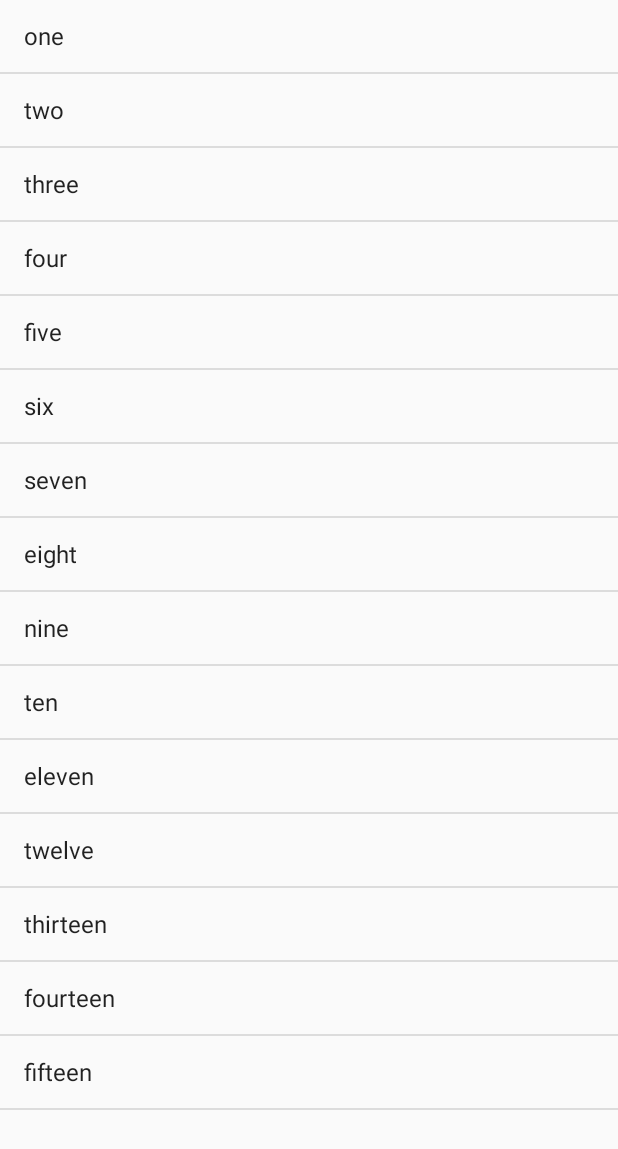
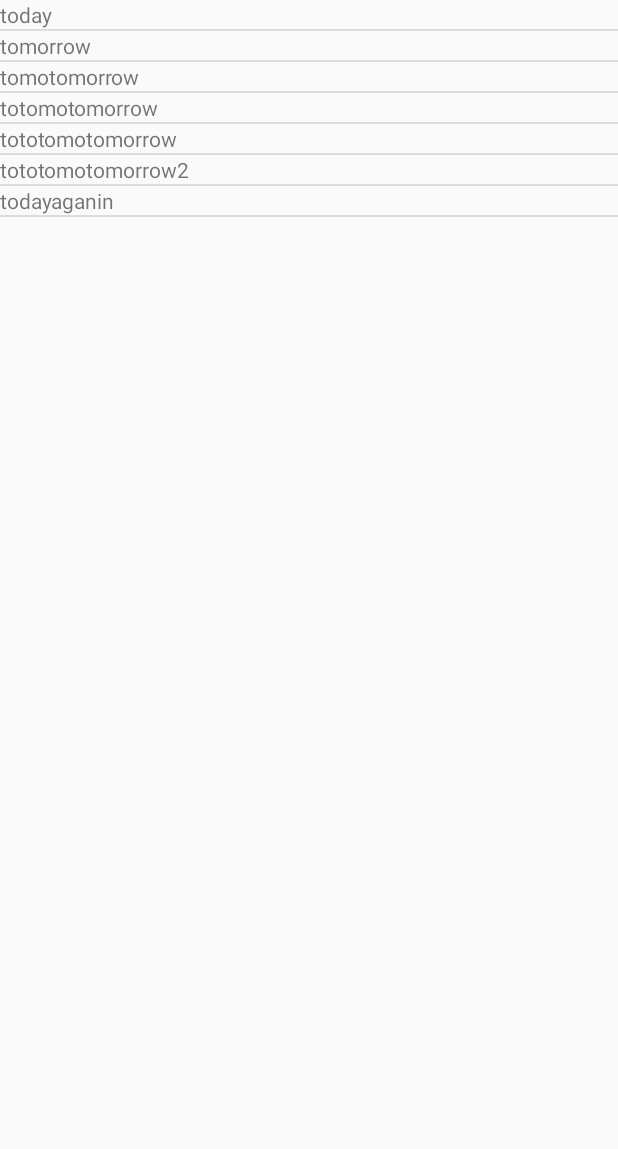
Before and after one commit to marioviti/Checko, an Android app: the fragment CalendarFragment shown on its own in the app's theme, on a phone screen of 412 x 824 dp. Shown: the top 1149 px of the screen. Run offline under Robolectric (Android 15) with nearby library versions, the phone set to English and light mode, and no system bars.

Commit message:
bug update: non era relativo al layout config ma la la causa era il fragment manager che doveva sostiturie un fragment con se stesso dava risultati inaspettati. patchato ora sembra funzionare.

```diff
--- a/app/src/main/AndroidManifest.xml
+++ b/app/src/main/AndroidManifest.xml
@@ -13,8 +13,8 @@
         <activity
             android:name=".MainActivity"
             android:label="@string/app_name"
-            >
-            <!--android:configChanges="orientation|screenSize"-->
+            android:configChanges="orientation|screenSize">
+
             <intent-filter>
                 <action android:name="android.intent.action.MAIN" />
 
--- a/app/src/main/java/com/example/marioviti/checko/CalendarFragment.java
+++ b/app/src/main/java/com/example/marioviti/checko/CalendarFragment.java
@@ -5,14 +5,22 @@ import android.os.Bundle;
 import android.support.v4.app.ListFragment;
 import android.util.Log;
 import android.view.LayoutInflater;
+import android.view.SurfaceView;
 import android.view.View;
 import android.view.ViewGroup;
 import android.widget.ArrayAdapter;
+import android.widget.TextView;
+
+import java.util.Calendar;
+import java.util.List;
 
 /**
  * Created by marioviti on 24/08/15.
  */
 public class CalendarFragment extends ListFragment {
+
+    private boolean firstView = true;
+    private View view;
 
     @Override
     public void onCreate(Bundle si) {
@@ -21,18 +29,35 @@ public class CalendarFragment extends ListFragment {
     }
 
     @Override
+    public void onDestroy() {
+        super.onDestroy();
+        Log.d("onDestroy", "---------------------------CALENDAR_FRAGMENT");
+    }
+
+    @Override
     public View onCreateView (LayoutInflater li, ViewGroup container, Bundle si) {
 
         // Get references to UI widgets
-        String[] numbers_text = new String[] { "one", "two", "three", "four",
-                "five", "six", "seven", "eight", "nine", "ten", "eleven",
-                "twelve", "thirteen", "fourteen", "fifteen" };
+        Log.d("onCreateView", "---------------------------CALENDAR_FRAGMENT");
 
-        final ArrayAdapter<String> aa;
-        aa = new ArrayAdapter<String>(li.getContext(), android.R.layout.simple_list_item_1, numbers_text);
-        setListAdapter(aa);
+        if(firstView) {
+            CalendarEntry[] entries = new CalendarEntry[7];
+            entries[0] = new CalendarEntry("today", null);
+            entries[1] = new CalendarEntry("tomorrow", null);
+            entries[2] = new CalendarEntry("tomotomorrow", null);
+            entries[3] = new CalendarEntry("totomotomorrow", null);
+            entries[4] = new CalendarEntry("tototomotomorrow", null);
+            entries[5] = new CalendarEntry("tototomotomorrow2", null);
+            entries[6] = new CalendarEntry("todayaganin", null);
 
-        return super.onCreateView(li, container, si);
+            CalendarListFragmentAdapter caa = new CalendarListFragmentAdapter(li, li.getContext(), R.layout.custom_row_calendar, entries);
+            setListAdapter(caa);
+
+            view = super.onCreateView(li, container, si);
+            firstView = false;
+        }
+
+        return view;
     }
 
     public static CalendarFragment newInstance(String page, int pos) {
@@ -46,18 +71,44 @@ public class CalendarFragment extends ListFragment {
         return ff;
     }
 
-    private class CalendarListFragmentAdapter extends ArrayAdapter<String> {
+    private class CalendarEntry {
+        public String day;
+        public Float values[];
+
+        public CalendarEntry(String day,  Float values[]){
+            this.day=day;
+            this.values=values;
+        }
+    }
+
+    private class CalendarListFragmentAdapter extends ArrayAdapter<CalendarEntry> {
 
         private int layoutResourceId;
         private Context context;
-        private String[] data;
+        private LayoutInflater li;
+        private CalendarEntry[] data;
 
-        public CalendarListFragmentAdapter(Context context, int layoutResourceId, String[] data) {
+        public CalendarListFragmentAdapter(LayoutInflater li, Context context, int layoutResourceId, CalendarEntry data[]) {
             super(context, layoutResourceId, data);
+            this.li = li;
             this.layoutResourceId = layoutResourceId;
             this.context = context;
             this.data = data;
         }
 
+        @Override
+        public View getView(int position, View convertView, ViewGroup parent) {
+            View row = convertView;
+            if(row == null)
+            {
+                row = li.inflate(layoutResourceId, parent, false);
+
+                TextView day = (TextView)row.findViewById(R.id.row_textView);
+                SurfaceView values = (SurfaceView)row.findViewById(R.id.row_surfaceView);
+                CalendarEntry entryDay = data[position];
+                day.setText(entryDay.day);
+            }
+            return row;
+        }
     }
 }
--- a/app/src/main/java/com/example/marioviti/checko/FragmentSwapper.java
+++ b/app/src/main/java/com/example/marioviti/checko/FragmentSwapper.java
@@ -4,6 +4,5 @@ package com.example.marioviti.checko;
  * Created by marioviti on 18/08/15.
  */
 public interface FragmentSwapper {
-
-    public boolean swapWith(int pos);
+    boolean swapWith(int pos);
 }
--- a/app/src/main/java/com/example/marioviti/checko/MainActivity.java
+++ b/app/src/main/java/com/example/marioviti/checko/MainActivity.java
@@ -104,7 +104,8 @@ public class MainActivity extends AppCompatActivity implements FragmentSwapper,
         Log.d("onDestroy", "---------------------------MAIN_ACTIVITY");
     }
 
-    // FragmentSwapper: gestione fragments annidiati: swap fragment callback
+    // FragmentSwapper: Metodo di interfacciamento fra ROOT_FRAG e MainActiviy.
+    // La MainActiviy comprendendo il pageAdapeter può voltare le pagine mentre il ROOT fragment ne cambia il contenuto.
     @Override
     public boolean swapWith(int pos) {
 
--- /dev/null
+++ b/app/src/main/res/layout/custom_row_calendar.xml
@@ -0,0 +1,23 @@
+<?xml version="1.0" encoding="utf-8"?>
+<RelativeLayout xmlns:android="http://schemas.android.com/apk/res/android"
+    android:orientation="vertical" android:layout_width="match_parent"
+    android:layout_height="match_parent">
+
+    <SurfaceView
+        android:layout_width="match_parent"
+        android:layout_height="wrap_content"
+        android:id="@+id/row_surfaceView"
+        android:layout_gravity="center_horizontal"
+        android:layout_alignParentRight="true"
+        android:layout_alignParentEnd="true"
+        android:background="#ff4e2b" />
+
+    <TextView
+        android:layout_width="match_parent"
+        android:layout_height="wrap_content"
+        android:text="New Text"
+        android:id="@+id/row_textView"
+        android:layout_alignParentTop="true"
+        android:layout_centerHorizontal="true" />
+
+</RelativeLayout>
```
Also changed, not shown: app/src/main/java/com/example/marioviti/checko/MenuFragment.java (+22 -11 lines), app/src/main/java/com/example/marioviti/checko/PageFragment.java (+5 -14 lines), app/src/main/java/com/example/marioviti/checko/RootFragment.java (+10 -1 lines).
